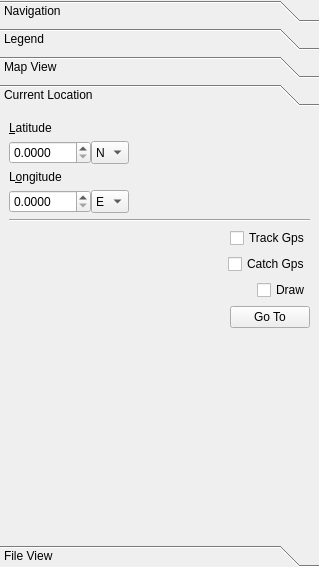
Qt form src/lib/MarbleControlBox.ui (KDE/marble) before a commit.
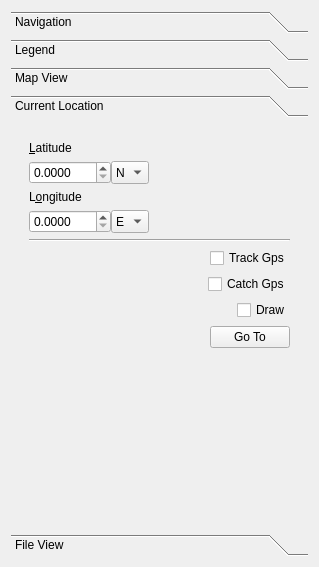
The same form after that commit. The open tabs and pages were chosen to show the change. Icons and pictures are not drawn. Custom widgets are drawn as their Qt base class.

Commit message: * src/lib/MarbleControlBox.ui:     Make it compile with Qt 4.2 again.

```diff
--- a/src/lib/MarbleControlBox.ui
+++ b/src/lib/MarbleControlBox.ui
@@ -34,18 +34,6 @@
    <property name="spacing" >
     <number>6</number>
    </property>
-   <property name="leftMargin" >
-    <number>0</number>
-   </property>
-   <property name="topMargin" >
-    <number>0</number>
-   </property>
-   <property name="rightMargin" >
-    <number>0</number>
-   </property>
-   <property name="bottomMargin" >
-    <number>0</number>
-   </property>
    <item>
     <widget class="QToolBox" name="toolBox" >
      <property name="minimumSize" >
@@ -611,18 +599,6 @@
        <property name="spacing" >
         <number>6</number>
        </property>
-       <property name="leftMargin" >
-        <number>9</number>
-       </property>
-       <property name="topMargin" >
-        <number>9</number>
-       </property>
-       <property name="rightMargin" >
-        <number>9</number>
-       </property>
-       <property name="bottomMargin" >
-        <number>9</number>
-       </property>
        <item>
         <widget class="QFrame" name="currentLocationFrame" >
          <property name="sizePolicy" >
@@ -641,18 +617,6 @@
           <property name="spacing" >
            <number>6</number>
           </property>
-          <property name="leftMargin" >
-           <number>0</number>
-          </property>
-          <property name="topMargin" >
-           <number>0</number>
-          </property>
-          <property name="rightMargin" >
-           <number>0</number>
-          </property>
-          <property name="bottomMargin" >
-           <number>0</number>
-          </property>
           <item>
            <widget class="QLabel" name="m_latLabel" >
             <property name="text" >
@@ -668,18 +632,6 @@
             <property name="spacing" >
              <number>0</number>
             </property>
-            <property name="leftMargin" >
-             <number>0</number>
-            </property>
-            <property name="topMargin" >
-             <number>0</number>
-            </property>
-            <property name="rightMargin" >
-             <number>0</number>
-            </property>
-            <property name="bottomMargin" >
-             <number>0</number>
-            </property>
             <item>
              <widget class="QDoubleSpinBox" name="m_latSpinBox" >
               <property name="minimumSize" >
@@ -752,18 +704,6 @@
             <property name="spacing" >
              <number>0</number>
             </property>
-            <property name="leftMargin" >
-             <number>0</number>
-            </property>
-            <property name="topMargin" >
-             <number>0</number>
-            </property>
-            <property name="rightMargin" >
-             <number>0</number>
-            </property>
-            <property name="bottomMargin" >
-             <number>0</number>
-            </property>
             <item>
              <widget class="QDoubleSpinBox" name="m_lonSpinBox" >
               <property name="minimumSize" >
@@ -833,35 +773,11 @@
             <property name="spacing" >
              <number>6</number>
             </property>
-            <property name="leftMargin" >
-             <number>0</number>
-            </property>
-            <property name="topMargin" >
-             <number>0</number>
-            </property>
-            <property name="rightMargin" >
-             <number>0</number>
-            </property>
-            <property name="bottomMargin" >
-             <number>0</number>
-            </property>
             <item>
              <layout class="QHBoxLayout" >
               <property name="spacing" >
                <number>6</number>
               </property>
-              <property name="leftMargin" >
-               <number>0</number>
-              </property>
-              <property name="topMargin" >
-               <number>0</number>
-              </property>
-              <property name="rightMargin" >
-               <number>0</number>
-              </property>
-              <property name="bottomMargin" >
-               <number>0</number>
-              </property>
               <item>
                <spacer>
                 <property name="orientation" >
@@ -889,18 +805,6 @@
               <property name="spacing" >
                <number>6</number>
               </property>
-              <property name="leftMargin" >
-               <number>0</number>
-              </property>
-              <property name="topMargin" >
-               <number>0</number>
-              </property>
-              <property name="rightMargin" >
-               <number>0</number>
-              </property>
-              <property name="bottomMargin" >
-               <number>0</number>
-              </property>
               <item>
                <spacer>
                 <property name="orientation" >
@@ -928,18 +832,6 @@
               <property name="spacing" >
                <number>6</number>
               </property>
-              <property name="leftMargin" >
-               <number>0</number>
-              </property>
-              <property name="topMargin" >
-               <number>0</number>
-              </property>
-              <property name="rightMargin" >
-               <number>0</number>
-              </property>
-              <property name="bottomMargin" >
-               <number>0</number>
-              </property>
               <item>
                <spacer>
                 <property name="orientation" >
@@ -970,18 +862,6 @@
               <property name="spacing" >
                <number>6</number>
               </property>
-              <property name="leftMargin" >
-               <number>0</number>
-              </property>
-              <property name="topMargin" >
-               <number>0</number>
-              </property>
-              <property name="rightMargin" >
-               <number>0</number>
-              </property>
-              <property name="bottomMargin" >
-               <number>0</number>
-              </property>
               <item>
                <spacer>
                 <property name="orientation" >
```
Left out of the diff: 84 changed lines with no effect on the pictures. The commit also changes 1 other file.
